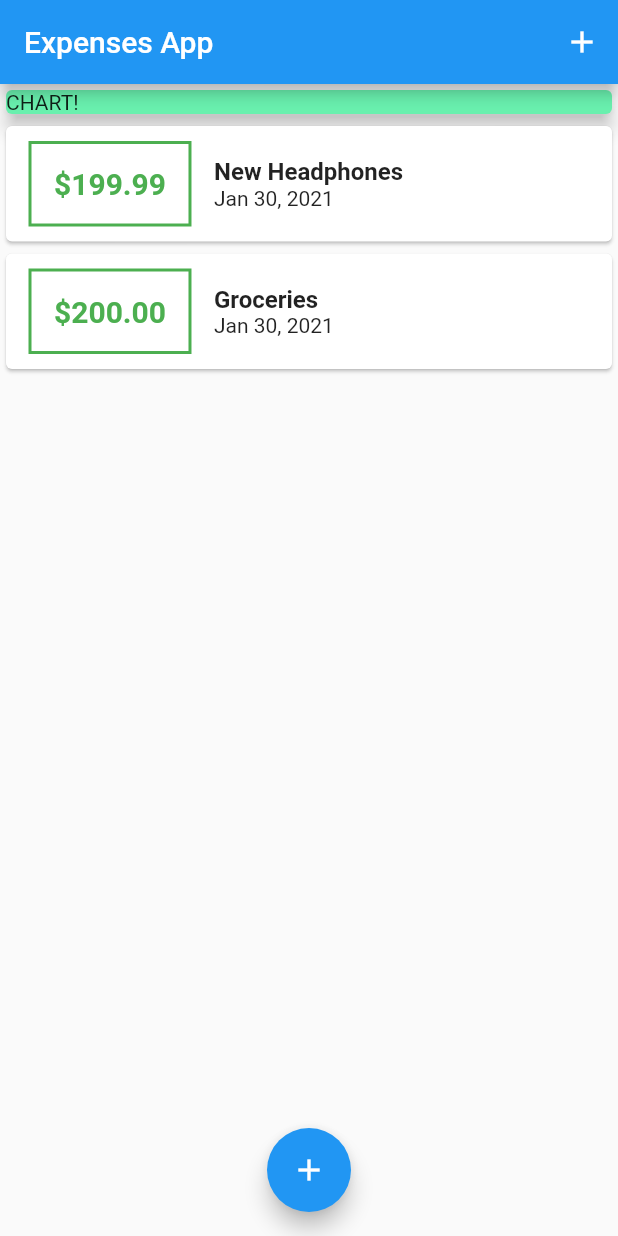
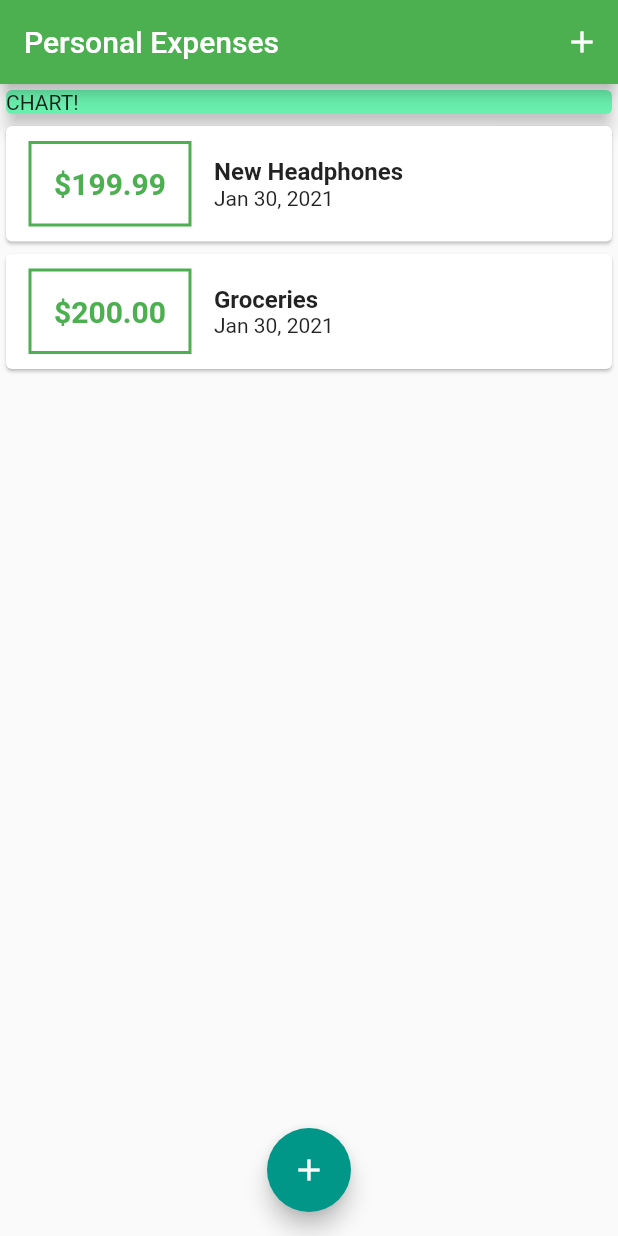
Before and after one commit to shahsamved/Personal-expenses-app, a Flutter app: the screen it shows after launch, on a phone screen of 412 x 824 dp. Run offline on Flutter 3.47's test engine with Material 2 defaults, Android fonts, the phone set to English and light mode, and no system bars.

Commit message:
configuring using themes

```diff
--- a/lib/main.dart
+++ b/lib/main.dart
@@ -17,7 +17,12 @@ class MyApp extends StatelessWidget {
   Widget build(BuildContext context) {
     return MaterialApp(
       title: 'Expenses App',
+      theme: ThemeData(
+        primarySwatch: Colors.green,
+        accentColor: Colors.teal,
+      ),
       home: MyHomePage(),
+      debugShowCheckedModeBanner: false,
     );
   }
 }
@@ -78,7 +83,8 @@ class _MyHomePageState extends State<MyHomePage> {
   Widget build(BuildContext context) {
     return Scaffold(
       appBar: AppBar(
-        title: Text('Expenses App'),
+        //backgroundColor: Colors.green,
+        title: Text('Personal Expenses'),
         actions: <Widget>[
           IconButton(
               icon: Icon(Icons.add),
--- a/lib/widgets/transaction_list.dart
+++ b/lib/widgets/transaction_list.dart
@@ -23,7 +23,7 @@ class TransactionList extends StatelessWidget {
                   ),
                   decoration: BoxDecoration(
                       border: Border.all(
-                    color: Colors.green,
+                    color: Theme.of(context).primaryColor,
                     width: 2,
                   )),
                   padding: EdgeInsets.all(15),
@@ -32,7 +32,7 @@ class TransactionList extends StatelessWidget {
                           style: TextStyle(
                             fontWeight: FontWeight.bold,
                             fontSize: 20,
-                            color: Colors.green,
+                            color: Theme.of(context).primaryColor,
                           )),
                 ),
                 Column(
```
